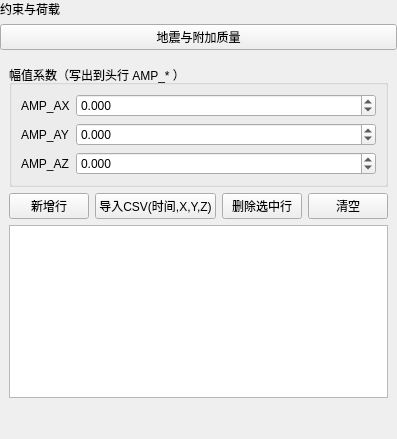
Before: the Qt Designer form plugins/Base_PhysicalField/SeismicAndAddedMassPage.ui in asd977/base_cae, drawn with Qt 5.
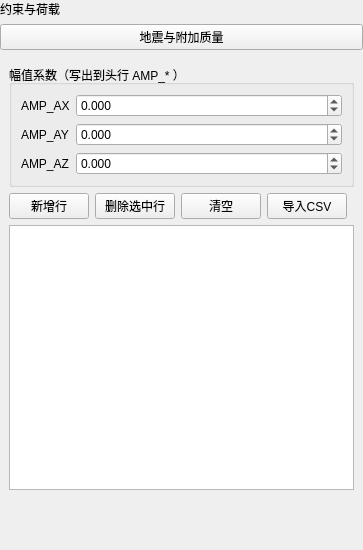
After: the same form once the commit is applied.

Commit message: 更新代码

Patch:
```diff
--- a/plugins/Base_PhysicalField/SeismicAndAddedMassPage.ui
+++ b/plugins/Base_PhysicalField/SeismicAndAddedMassPage.ui
@@ -6,8 +6,8 @@
    <rect>
     <x>0</x>
     <y>0</y>
-    <width>194</width>
-    <height>439</height>
+    <width>363</width>
+    <height>550</height>
    </rect>
   </property>
   <property name="windowTitle">
@@ -136,13 +136,6 @@
        </property>
       </widget>
      </item>
-     <item>
-      <widget class="QPushButton" name="btnImportCsv">
-       <property name="text">
-        <string>导入CSV(时间,X,Y,Z)</string>
-       </property>
-      </widget>
-     </item>
      <item>
       <widget class="QPushButton" name="btnDeleteRow">
        <property name="text">
@@ -157,6 +150,13 @@
        </property>
       </widget>
      </item>
+        <item>
+         <widget class="QPushButton" name="btnImportCsv">
+          <property name="text">
+           <string>导入CSV</string>
+          </property>
+         </widget>
+        </item>
      <item>
       <spacer name="spBtn">
        <property name="orientation">
@@ -173,15 +173,19 @@
     </layout>
    </item>
    <item>
-    <widget class="QTableWidget" name="tableSeismic" />
-   </item>     </layout>
+       <widget class="QTableWidget" name="tableSeismic"/>
+      </item>
+     </layout>
     </widget>
    </item>
 
    <item>
     <spacer name="verticalSpacer">
      <property name="orientation">
-      <enum>Qt::Orientation::Vertical</enum>
+      <enum>Qt::Vertical</enum>
+     </property>
+     <property name="sizeType">
+      <enum>QSizePolicy::Preferred</enum>
      </property>
      <property name="sizeHint" stdset="0">
       <size>
```
Left out of the diff: 9 changed lines with no effect on the pictures. Lines whose indentation alone changed are shown as unchanged. The commit also changes 2 other files.
